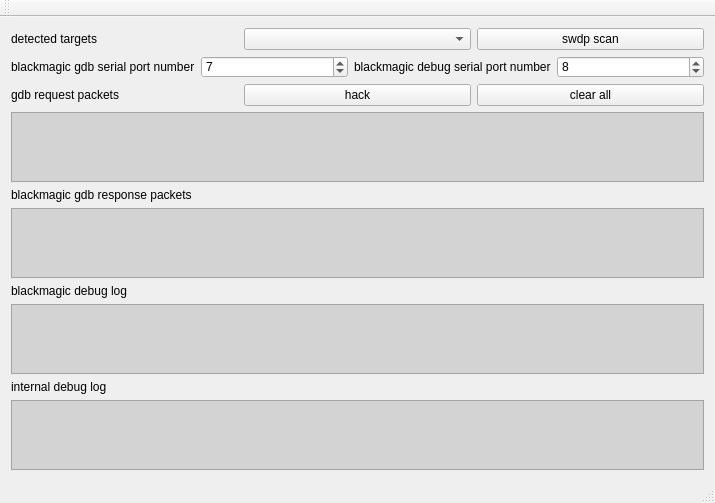
Qt form mainwindow.ui (stoyan-shopov/blackmagic-gdbserver) before a commit.
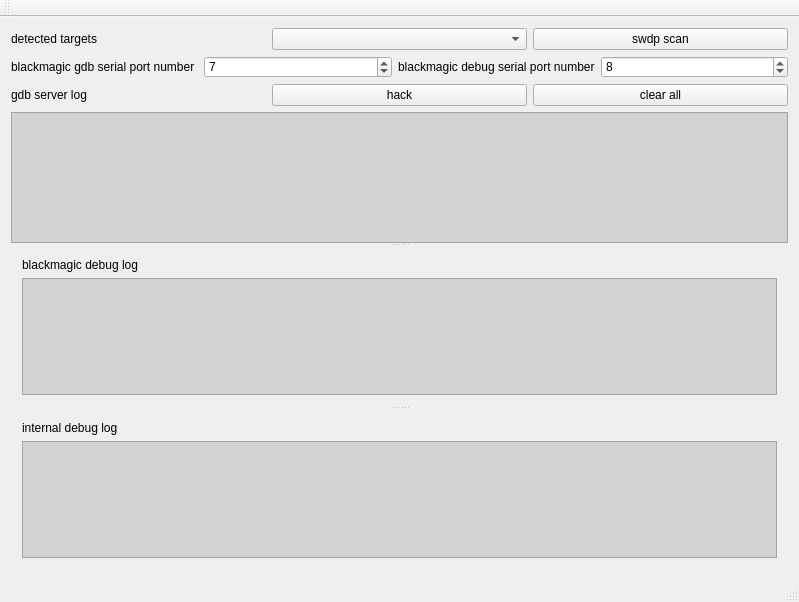
The same form after that commit.

Commit message: user interface improvements

```diff
--- a/mainwindow.ui
+++ b/mainwindow.ui
@@ -6,8 +6,8 @@
    <rect>
     <x>0</x>
     <y>0</y>
-    <width>715</width>
-    <height>503</height>
+    <width>799</width>
+    <height>602</height>
    </rect>
   </property>
   <property name="windowTitle">
@@ -20,7 +20,7 @@
 }</string>
   </property>
   <widget class="QWidget" name="centralWidget">
-   <layout class="QVBoxLayout" name="verticalLayout">
+   <layout class="QVBoxLayout" name="verticalLayout_3">
     <item>
      <layout class="QHBoxLayout" name="horizontalLayout_3">
       <item>
@@ -79,7 +79,7 @@
       <item>
        <widget class="QLabel" name="label">
         <property name="text">
-         <string>gdb request packets</string>
+         <string>gdb server log</string>
         </property>
        </widget>
       </item>
@@ -100,6 +100,10 @@
      </layout>
     </item>
     <item>
+     <widget class="QSplitter" name="splitter">
+      <property name="orientation">
+       <enum>Qt::Vertical</enum>
+      </property>
      <widget class="QPlainTextEdit" name="plainTextEditGdbLog">
       <property name="plainText">
        <string/>
@@ -108,21 +112,8 @@
        <set>Qt::TextSelectableByKeyboard|Qt::TextSelectableByMouse</set>
       </property>
      </widget>
-    </item>
-    <item>
-     <widget class="QLabel" name="label_3">
-      <property name="text">
-       <string>blackmagic gdb response packets</string>
-      </property>
-     </widget>
-    </item>
-    <item>
-     <widget class="QPlainTextEdit" name="plainTextEditBmGdbLog">
-      <property name="textInteractionFlags">
-       <set>Qt::TextSelectableByKeyboard|Qt::TextSelectableByMouse</set>
-      </property>
-     </widget>
-    </item>
+      <widget class="QWidget" name="layoutWidget">
+       <layout class="QVBoxLayout" name="verticalLayout">
     <item>
      <widget class="QLabel" name="label_2">
       <property name="text">
@@ -137,6 +128,10 @@
       </property>
      </widget>
     </item>
+       </layout>
+      </widget>
+      <widget class="QWidget" name="layoutWidget">
+       <layout class="QVBoxLayout" name="verticalLayout_2">
     <item>
      <widget class="QLabel" name="label_4">
       <property name="text">
@@ -149,6 +144,10 @@
     </item>
    </layout>
   </widget>
+     </widget>
+    </item>
+   </layout>
+  </widget>
   <widget class="QMenuBar" name="menuBar">
    <property name="geometry">
     <rect>
```
Left out of the diff: 50 changed lines with no effect on the pictures. Lines whose indentation alone changed are shown as unchanged. The commit also changes 2 other files.
